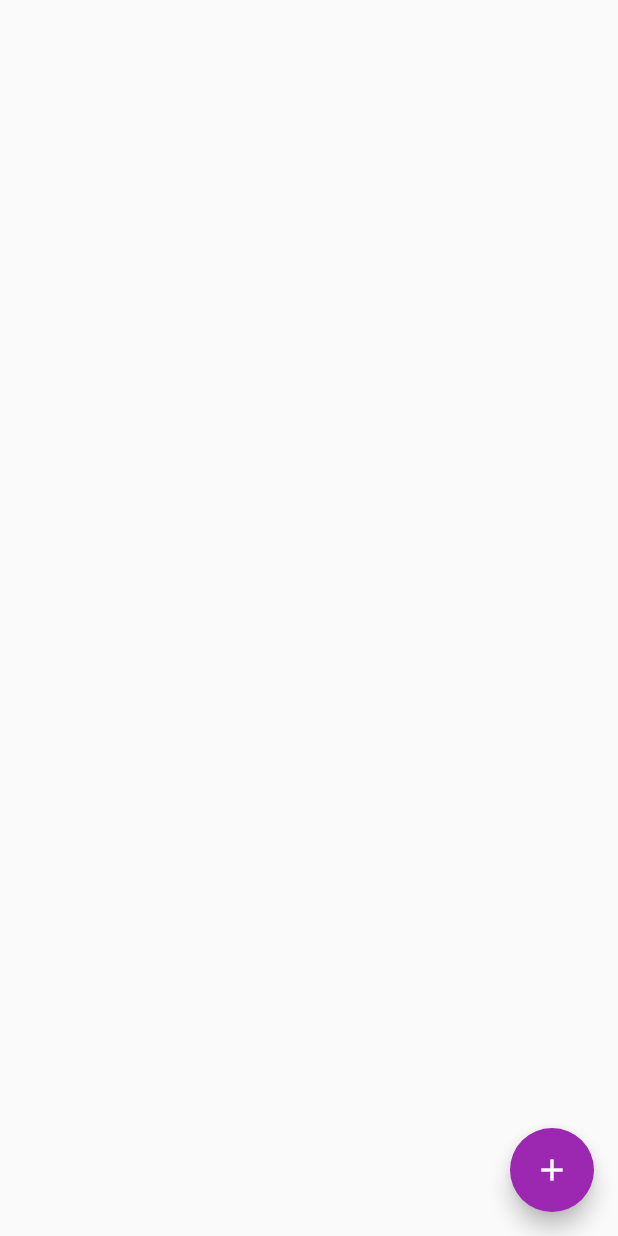
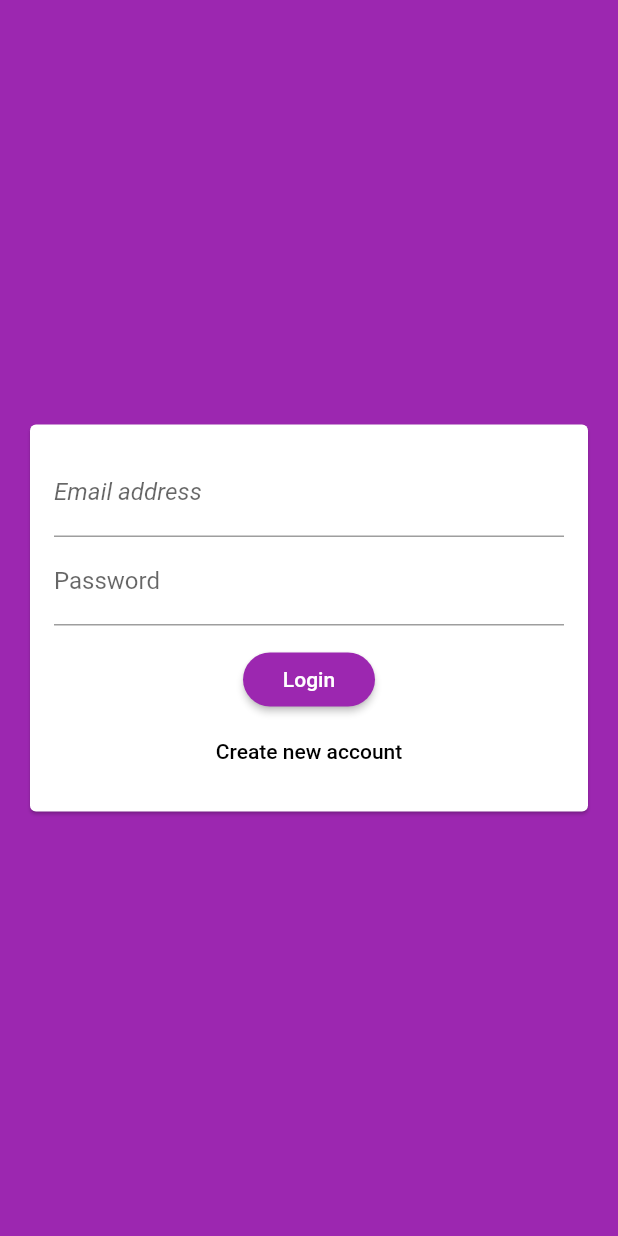
Before and after one commit to viktorvoltz/ChatFren, a Flutter app: the screen it shows after launch, on a phone screen of 412 x 824 dp. Run offline on Flutter 3.47's test engine with Material 2 defaults, Android fonts, the phone set to English and light mode, and no system bars; our stand-ins replace cloud_firestore; accounts and stored records are empty.

Commit message:
form validation for auth screen

```diff
--- a/lib/Screens/auth_screen.dart
+++ b/lib/Screens/auth_screen.dart
@@ -0,0 +1,17 @@
+import 'package:flutter/material.dart';
+import 'package:login_authentication/widget/auth_form.dart';
+
+class AuthScreen extends StatefulWidget {
+  @override
+  _AuthScreenState createState() => _AuthScreenState();
+}
+
+class _AuthScreenState extends State<AuthScreen> {
+  @override
+  Widget build(BuildContext context) {
+    return Scaffold(
+      backgroundColor: Theme.of(context).primaryColor,
+      body: AuthForm()
+    );
+  }
+}
--- a/lib/main.dart
+++ b/lib/main.dart
@@ -1,4 +1,5 @@
 import 'package:flutter/material.dart';
+import 'package:login_authentication/Screens/auth_screen.dart';
 import 'Screens/chat_screen.dart';
 
 void main() {
@@ -11,8 +12,15 @@ class MyApp extends StatelessWidget {
   Widget build(BuildContext context) {
     return MaterialApp(
       title: 'ChatFren',
-      theme: ThemeData(primarySwatch: Colors.purple),
-      home: ChatScreen(),
+      theme: ThemeData(
+          primarySwatch: Colors.purple,
+          backgroundColor: Colors.teal,
+          buttonTheme: ButtonTheme.of(context).copyWith(
+            buttonColor: Colors.purple,
+            textTheme: ButtonTextTheme.primary,
+            shape: RoundedRectangleBorder(borderRadius: BorderRadius.circular(20))
+          )),
+      home: AuthScreen(),
     );
   }
 }
--- /dev/null
+++ b/lib/widget/auth_form.dart
@@ -0,0 +1,103 @@
+import 'package:flutter/material.dart';
+
+class AuthForm extends StatefulWidget {
+  @override
+  _AuthFormState createState() => _AuthFormState();
+}
+
+class _AuthFormState extends State<AuthForm> {
+  final _formKey = GlobalKey<FormState>();
+  var _isLogin = true;
+  var _userEmail = '';
+  var _userName = '';
+  var _userPassword = '';
+
+  void _trySubmit() {
+    final isValid = _formKey.currentState.validate();
+    //FocusScope.of(context).unfocus();
+    if (isValid) {
+      _formKey.currentState.save();
+      print(_userEmail);
+      print(_userName);
+      print(_userPassword);
+    }
+  }
+
+  @override
+  Widget build(BuildContext context) {
+    return Center(
+      child: Card(
+        margin: EdgeInsets.all(20),
+        child: SingleChildScrollView(
+          child: Padding(
+            padding: EdgeInsets.all(16),
+            child: Form(
+              key: _formKey,
+              child: Column(
+                mainAxisSize: MainAxisSize.min,
+                children: <Widget>[
+                  TextFormField(
+                    key: ValueKey('email'),
+                    validator: (value) {
+                      if (value.isEmpty || !value.contains('@')) {
+                        return 'enter a valid email address.';
+                      }
+                    },
+                    keyboardType: TextInputType.emailAddress,
+                    decoration: InputDecoration(
+                      labelText: 'Email address',
+                      labelStyle: TextStyle(fontStyle: FontStyle.italic),
+                    ),
+                    onSaved: (value) {
+                      _userEmail = value;
+                    },
+                  ),
+                  if (!_isLogin)
+                    TextFormField(
+                      key: ValueKey('username'),
+                      validator: (value) {
+                        if (value.isEmpty) {
+                          return 'username cannot be empty';
+                        }
+                      },
+                      decoration: InputDecoration(labelText: 'Username'),
+                      onSaved: (value) {
+                        _userName = value;
+                      },
+                    ),
+                  TextFormField(
+                    key: ValueKey('password'),
+                    validator: (value) {
+                      if (value.isEmpty || value.length < 7) {
+                        return 'password should be longer than seven characters';
+                      }
+                    },
+                    decoration: InputDecoration(labelText: 'Password'),
+                    obscureText: true,
+                    onSaved: (value) {
+                      _userPassword = value;
+                    },
+                  ),
+                  SizedBox(height: 12),
+                  RaisedButton(
+                    child: Text(_isLogin ? 'Login' : 'Sign Up'),
+                    onPressed: _trySubmit,
+                  ),
+                  FlatButton(
+                    child: Text(
+                        _isLogin ? 'Create new account' : 'I have an account'),
+                    onPressed: () {
+                      setState(() {
+                        _isLogin = !_isLogin;
+                      });
+                    },
+                  ),
+                ],
+              ),
+            ),
+          ),
+        ),
+      ),
+    );
+  }
+}
```
